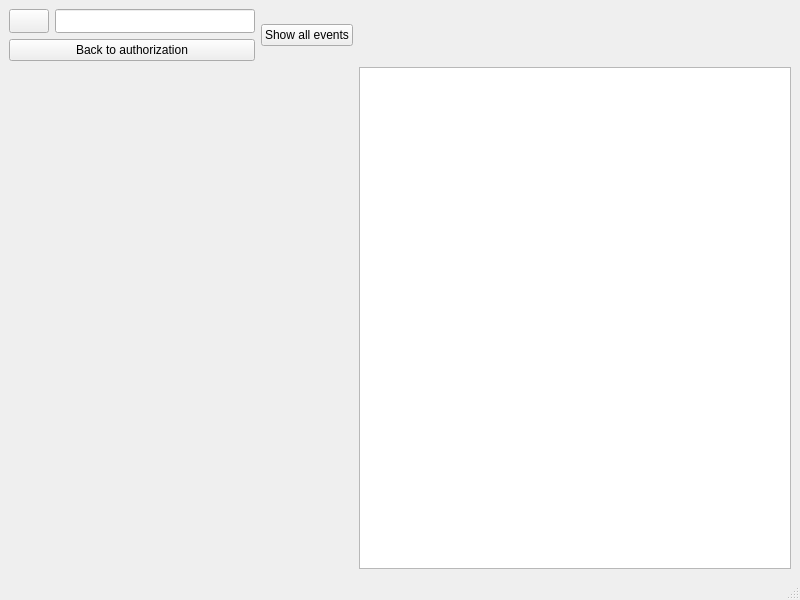
This is OrderTickets/mainmenu.ui in N3wm1e/Hustle_Rep as Qt 5 draws it before an edit. The edited form follows.
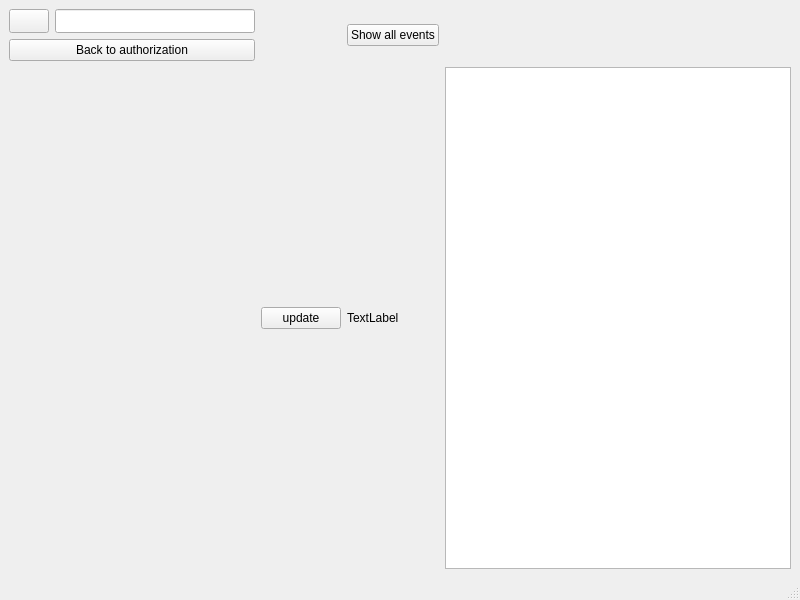
This is the edited form.

What changed in the file:
```diff
--- a/OrderTickets/mainmenu.ui
+++ b/OrderTickets/mainmenu.ui
@@ -15,6 +15,26 @@
   </property>
   <widget class="QWidget" name="centralwidget">
    <layout class="QGridLayout" name="gridLayout">
+    <item row="0" column="4">
+     <spacer name="horizontalSpacer">
+      <property name="orientation">
+       <enum>Qt::Horizontal</enum>
+      </property>
+      <property name="sizeHint" stdset="0">
+       <size>
+        <width>40</width>
+        <height>20</height>
+       </size>
+      </property>
+     </spacer>
+    </item>
+    <item row="1" column="2">
+     <widget class="QLabel" name="label">
+      <property name="text">
+       <string>TextLabel</string>
+      </property>
+     </widget>
+    </item>
     <item row="0" column="0">
      <layout class="QFormLayout" name="formLayout">
       <item row="0" column="0">
@@ -64,26 +84,13 @@
       </item>
      </layout>
     </item>
-    <item row="0" column="1">
+    <item row="0" column="2">
      <widget class="QPushButton" name="showAllEventsButton">
       <property name="text">
        <string>Show all events</string>
       </property>
      </widget>
     </item>
-    <item row="0" column="3">
-     <spacer name="horizontalSpacer">
-      <property name="orientation">
-       <enum>Qt::Horizontal</enum>
-      </property>
-      <property name="sizeHint" stdset="0">
-       <size>
-        <width>40</width>
-        <height>20</height>
-       </size>
-      </property>
-     </spacer>
-    </item>
     <item row="1" column="0">
      <spacer name="verticalSpacer">
       <property name="orientation">
@@ -97,9 +104,16 @@
       </property>
      </spacer>
     </item>
-    <item row="1" column="3">
+    <item row="1" column="4">
      <widget class="QListWidget" name="eventList"/>
     </item>
+    <item row="1" column="1">
+     <widget class="QPushButton" name="pushButton">
+      <property name="text">
+       <string>update</string>
+      </property>
+     </widget>
+    </item>
    </layout>
   </widget>
   <widget class="QMenuBar" name="menubar">
```
Left out of the diff: 2 changed lines with no effect on the pictures.
